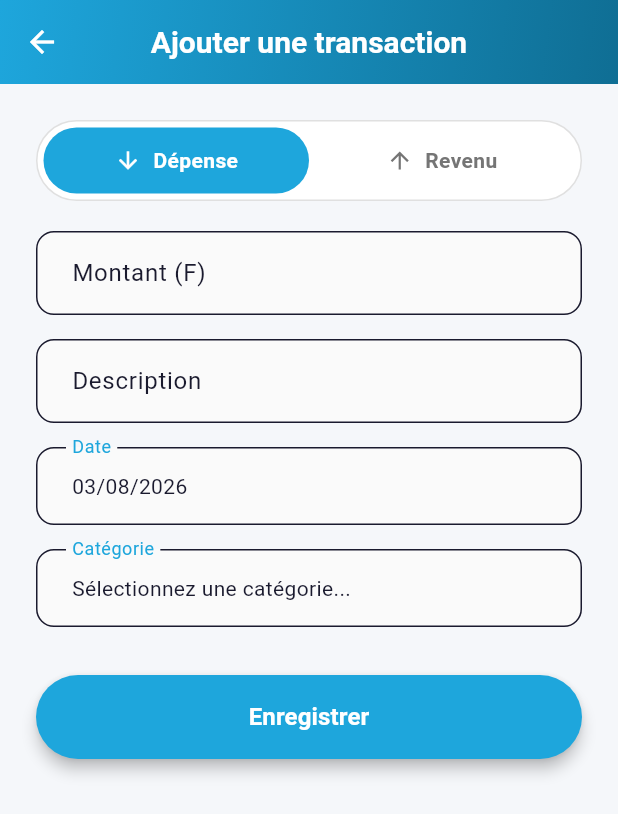
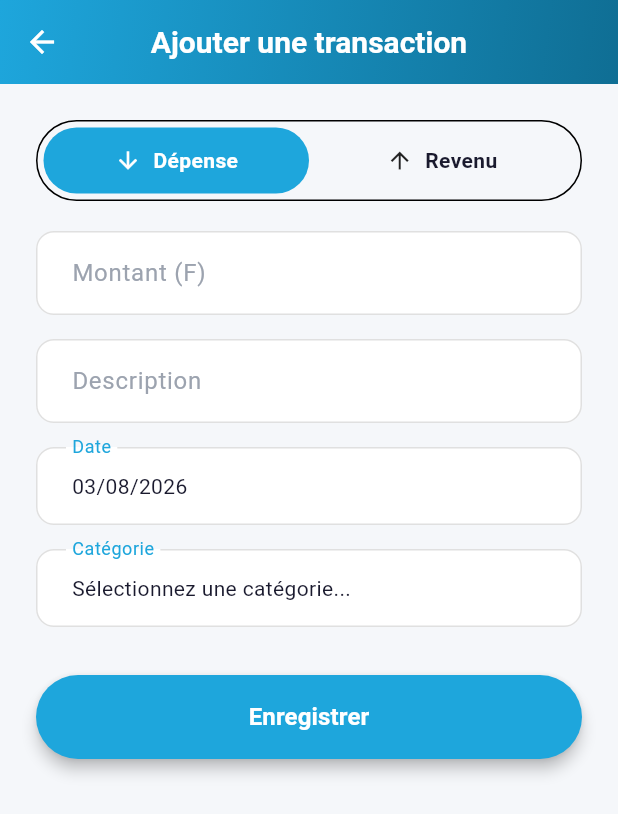
Before and after one commit to adamadiaw/projetTrackExpense, a Flutter app: the AddTransactionScreen screen opened directly, on a phone screen of 412 x 824 dp. Shown: the top 814 px of the screen. Run offline on Flutter 3.47's test engine with Material 3 defaults, Android fonts, the phone set to English and light mode, and no system bars; our stand-ins replace equatable, fl_chart, flutter_riverpod, flutter_secure_storage, local_auth, sqflite; missing offline and left inert: encrypt; accounts and stored records are empty.

Commit message:
refactor(ui): remove theme option from drawer, add toggle icon to AppBar, fix dark mode lag

```diff
--- a/projet_track_expense/lib/core/styles/app_styles.dart
+++ b/projet_track_expense/lib/core/styles/app_styles.dart
@@ -34,10 +34,14 @@ class AppStyles {
   );
 
   // --- CARTES ET OMBRES ---
-  static BoxDecoration cardDecoration = BoxDecoration(
-    color: Colors.white,
+  static BoxDecoration cardDecoration(BuildContext context) {
+    final isDark = Theme.of(context).brightness == Brightness.dark;
+    return BoxDecoration(
+      color: Theme.of(context).cardColor,
       borderRadius: BorderRadius.circular(20),
-    boxShadow: [
+      boxShadow: isDark
+          ? [] // Pas d'ombre en mode sombre
+          : [
               BoxShadow(
                 color: Colors.black.withValues(alpha: 0.05),
                 blurRadius: 15,
@@ -45,23 +49,33 @@ class AppStyles {
               ),
             ],
     );
+  }
 
-  // --- CHAMPS DE SAISIE (Inputs) ---
-  static InputDecoration inputDecoration(String label) {
+  // --- CHAMPS DE SAISIE (Inputs) - ADAPTÉS AU THÈME ---
+  static InputDecoration inputDecoration(BuildContext context, String label) {
+    final isDark = Theme.of(context).brightness == Brightness.dark;
+    final borderColor = isDark ? Colors.grey.shade700 : Colors.grey.shade300;
+    final fillColor = isDark ? const Color(0xFF2C2C2C) : Colors.white; // Gris foncé la nuit, blanc le jour
+
     return InputDecoration(
       labelText: label,
       floatingLabelStyle: const TextStyle(color: AppColors.primary),
       border: OutlineInputBorder(
         borderRadius: BorderRadius.circular(12),
-        borderSide: const BorderSide(color: Color.fromRGBO(224, 224, 224, 1)),
+        borderSide: BorderSide(color: borderColor),
+      ),
+      enabledBorder: OutlineInputBorder(
+        borderRadius: BorderRadius.circular(12),
+        borderSide: BorderSide(color: borderColor),
       ),
       focusedBorder: OutlineInputBorder(
         borderRadius: BorderRadius.circular(12),
         borderSide: const BorderSide(color: AppColors.primary, width: 2),
       ),
       filled: true,
-      fillColor: Colors.grey.shade50,
+      fillColor: fillColor,
       contentPadding: const EdgeInsets.symmetric(horizontal: 20, vertical: 16),
+      labelStyle: TextStyle(color: isDark ? Colors.grey.shade400 : AppColors.textHint),
     );
   }
 
--- a/projet_track_expense/lib/core/themes/app_theme.dart
+++ b/projet_track_expense/lib/core/themes/app_theme.dart
@@ -31,15 +31,20 @@ class AppTheme {
         borderRadius: BorderRadius.all(Radius.circular(12)),
       ),
     ),
+    scaffoldBackgroundColor: AppColors.background,
   );
 
+  // ==========================================
+  // THÈME SOMBRE (Construit en harmonie avec le tien)
+  // ==========================================
   static ThemeData darkTheme = ThemeData(
+    brightness: Brightness.dark,
     colorScheme: const ColorScheme.dark(
       primary: AppColors.primary,
       onPrimary: Colors.white,
       secondary: Colors.white,
       onSecondary: Colors.white,
-      surface: AppColors.darkSurface,
+      surface: AppColors.darkBackground,
       onSurface: AppColors.darkTextPrimary,
       error: AppColors.danger,
       onError: Colors.white,
@@ -62,5 +67,6 @@ class AppTheme {
         borderRadius: BorderRadius.all(Radius.circular(12)),
       ),
     ),
+    scaffoldBackgroundColor: AppColors.darkBackground,
   );
 }
--- a/projet_track_expense/lib/presentation/screens/add_transaction_screen.dart
+++ b/projet_track_expense/lib/presentation/screens/add_transaction_screen.dart
@@ -156,12 +156,12 @@ class _AddTransactionScreenState extends ConsumerState<AddTransactionScreen> {
             child: Column(
               crossAxisAlignment: CrossAxisAlignment.start,
               children: [
-                // 🟢 REMPLACEMENT DU SEGMENTED BUTTON PAR UN BEAU SÉLECTEUR PERSONNALISÉ
+                // Sélecteur de type personnalisé
                 Container(
                   decoration: BoxDecoration(
-                    color: Colors.white,
+                    color: Theme.of(context).cardColor,
                     borderRadius: BorderRadius.circular(30),
-                    border: Border.all(color: Colors.grey.shade300),
+                    border: Border.all(color: Theme.of(context).dividerColor),
                   ),
                   padding: const EdgeInsets.all(4),
                   child: Row(
@@ -189,7 +189,7 @@ class _AddTransactionScreenState extends ConsumerState<AddTransactionScreen> {
                                   Icons.arrow_downward,
                                   color: _selectedType == TransactionType.expense
                                       ? Colors.white
-                                      : Colors.grey.shade600,
+                                      : Theme.of(context).iconTheme.color,
                                   size: 18,
                                 ),
                                 const SizedBox(width: 8),
@@ -198,7 +198,7 @@ class _AddTransactionScreenState extends ConsumerState<AddTransactionScreen> {
                                   style: TextStyle(
                                     color: _selectedType == TransactionType.expense
                                         ? Colors.white
-                                        : Colors.grey.shade600,
+                                        : Theme.of(context).textTheme.bodyMedium?.color,
                                     fontWeight: FontWeight.w600,
                                   ),
                                 ),
@@ -230,7 +230,7 @@ class _AddTransactionScreenState extends ConsumerState<AddTransactionScreen> {
                                   Icons.arrow_upward,
                                   color: _selectedType == TransactionType.income
                                       ? Colors.white
-                                      : Colors.grey.shade600,
+                                      : Theme.of(context).iconTheme.color,
                                   size: 18,
                                 ),
                                 const SizedBox(width: 8),
@@ -239,7 +239,7 @@ class _AddTransactionScreenState extends ConsumerState<AddTransactionScreen> {
                                   style: TextStyle(
                                     color: _selectedType == TransactionType.income
                                         ? Colors.white
-                                        : Colors.grey.shade600,
+                                        : Theme.of(context).textTheme.bodyMedium?.color,
                                     fontWeight: FontWeight.w600,
                                   ),
                                 ),
@@ -256,7 +256,7 @@ class _AddTransactionScreenState extends ConsumerState<AddTransactionScreen> {
                 // Montant
                 TextFormField(
                   controller: _amountController,
-                  decoration: AppStyles.inputDecoration('Montant (${AppConfig.currencySymbol})'),
+                  decoration: AppStyles.inputDecoration(context, 'Montant (${AppConfig.currencySymbol})'),
                   keyboardType: const TextInputType.numberWithOptions(decimal: true),
                   validator: (value) {
                     if (value == null || value.isEmpty) return 'Veuillez saisir un montant';
@@ -272,7 +272,7 @@ class _AddTransactionScreenState extends ConsumerState<AddTransactionScreen> {
                 // Description
                 TextFormField(
                   controller: _descriptionController,
-                  decoration: AppStyles.inputDecoration('Description'),
+                  decoration: AppStyles.inputDecoration(context, 'Description'),
                   validator: (value) {
                     if (value == null || value.trim().isEmpty) {
                       return 'Veuillez saisir une description';
@@ -299,7 +299,7 @@ class _AddTransactionScreenState extends ConsumerState<AddTransactionScreen> {
                     }
                   },
                   child: InputDecorator(
-                    decoration: AppStyles.inputDecoration('Date'),
+                    decoration: AppStyles.inputDecoration(context, 'Date'),
                     child: Text(
                       DateFormat('dd/MM/yyyy').format(_selectedDate),
                     ),
@@ -311,7 +311,7 @@ class _AddTransactionScreenState extends ConsumerState<AddTransactionScreen> {
                 InkWell(
                   onTap: _openCategoryPicker,
                   child: InputDecorator(
-                    decoration: AppStyles.inputDecoration('Catégorie'),
+                    decoration: AppStyles.inputDecoration(context, 'Catégorie'),
                     child: _selectedCategory != null
                         ? Row(
                             children: [
```
Also changed, not shown: projet_track_expense/lib/presentation/providers/theme_provider.dart (+4 -5 lines), projet_track_expense/lib/presentation/screens/budget_screen.dart (+10 -7 lines), projet_track_expense/lib/presentation/screens/category_management_screen.dart (+9 -5 lines), projet_track_expense/lib/presentation/screens/dashboard_screen.dart (+52 -35 lines), projet_track_expense/lib/presentation/screens/transaction_list_screen.dart (+9 -5 lines), 1 other file. Lines whose indentation alone changed are shown as unchanged.
